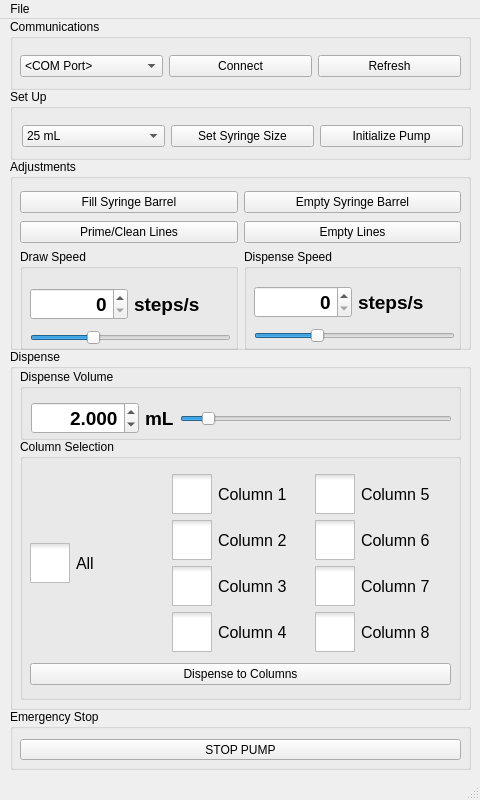
The window that SEC_GUI/mainwindow.ui (Wyss/automated-chromatography) describes before a commit, drawn with Qt 5.
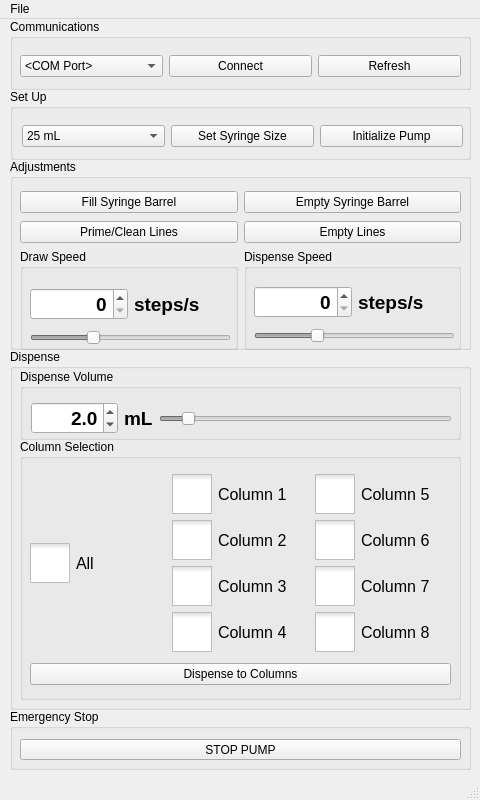
The same window after the commit. Icons and pictures are not drawn.

Commit message: Superficial GUI updates * reorder tab order (closes #10) * reorder syringe size dropdown greatest-least (closes #20) * disabled sliders, they're not useful * volume spinbox 1 decimal (from 3)

```diff
--- a/SEC_GUI/mainwindow.ui
+++ b/SEC_GUI/mainwindow.ui
@@ -752,7 +752,7 @@
           <set>Qt::AlignRight|Qt::AlignTrailing|Qt::AlignVCenter</set>
          </property>
          <property name="decimals">
-          <number>3</number>
+          <number>1</number>
          </property>
          <property name="maximum">
           <double>1000.000000000000000</double>
@@ -778,6 +778,9 @@
        </item>
        <item>
         <widget class="QSlider" name="dispenseVolumeSlider">
+         <property name="enabled">
+          <bool>false</bool>
+         </property>
          <property name="maximum">
           <number>25</number>
          </property>
@@ -879,6 +882,9 @@
           </item>
           <item>
            <widget class="QSlider" name="drawSpeedSlider">
+            <property name="enabled">
+             <bool>false</bool>
+            </property>
             <property name="maximum">
              <number>10000</number>
             </property>
@@ -958,6 +964,9 @@
           </item>
           <item>
            <widget class="QSlider" name="dispenseSpeedSlider">
+            <property name="enabled">
+             <bool>false</bool>
+            </property>
             <property name="maximum">
              <number>10000</number>
             </property>
```
Left out of the diff: 89 changed lines with no effect on the pictures. The commit also changes 1 other file.
